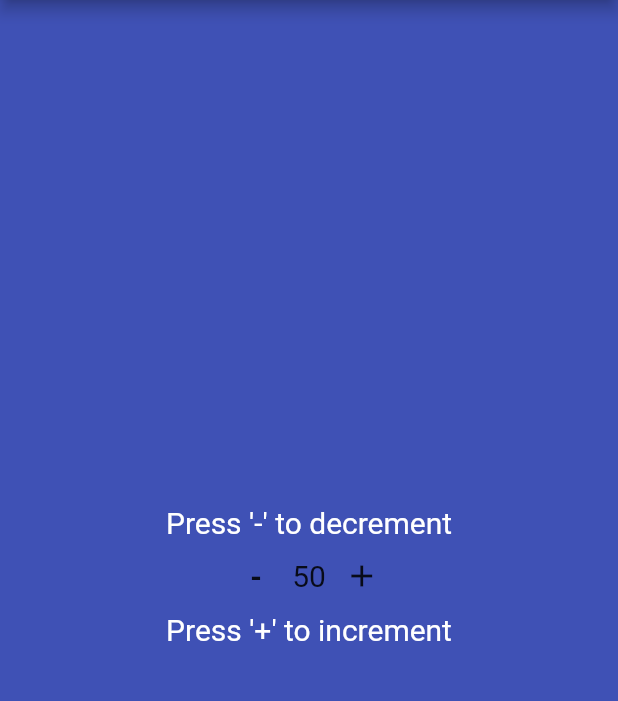
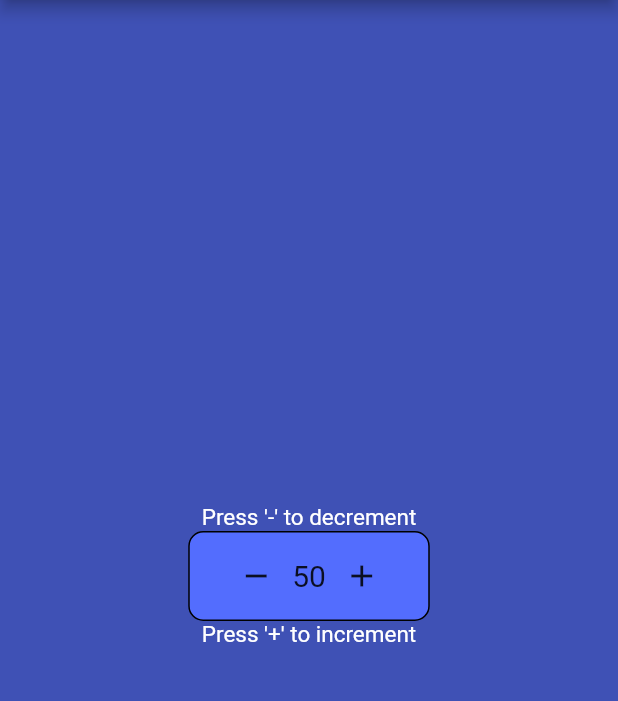
Before and after one commit to Laicell/counter, a Flutter app: the screen it shows after launch, on a phone screen of 412 x 824 dp, the part 84-785 px from its top. Run offline on Flutter 3.47's test engine with Material 2 defaults, Android fonts, the phone set to English and light mode, and no system bars.

Commit message:
Well Done

```diff
--- a/lib/main.dart
+++ b/lib/main.dart
@@ -20,12 +20,12 @@ class MyApp extends StatelessWidget {
               children: [
                 Text(
                   "Press '-' to decrement",
-                  style: TextStyle(color: Colors.white, fontSize: 20),
+                  style: TextStyle(color: Colors.white, fontSize: 15),
                 ),
                 CounterWidget(),
                 Text(
                   "Press '+' to increment",
-                  style: TextStyle(color: Colors.white, fontSize: 20),
+                  style: TextStyle(color: Colors.white, fontSize: 15),
                 ),
               ],
             ),
@@ -52,7 +52,21 @@ class _CounterWidgetState extends State<CounterWidget> {
 
   @override
   Widget build(BuildContext context) {
-    return Row(
+    return Container(
+      width: 161,
+      padding: EdgeInsets.symmetric(
+        horizontal: 20,
+        vertical: 5
+      ),
+      decoration:BoxDecoration(
+          color:Colors.indigoAccent,
+          borderRadius: BorderRadius.circular(10),
+          border:Border.all(
+            width:1,
+            color:Colors.black,
+          )
+      ),
+      child: Row(
         mainAxisAlignment: MainAxisAlignment.center,
         children: [
           IconButton(
@@ -61,10 +75,7 @@ class _CounterWidgetState extends State<CounterWidget> {
                 _count -= 1;
               });
             },
-          icon: Text(
-            "-",
-            style: TextStyle(fontSize: 20, fontWeight: FontWeight.bold),
-          ),
+            icon: Icon(Icons.remove)
           ),
           Text(
             '$_count',
@@ -79,6 +90,7 @@ class _CounterWidgetState extends State<CounterWidget> {
             icon: Icon(Icons.add),
           ),
         ],
+      ),
     );
   }
 }
```
Lines whose indentation alone changed are shown as unchanged.
